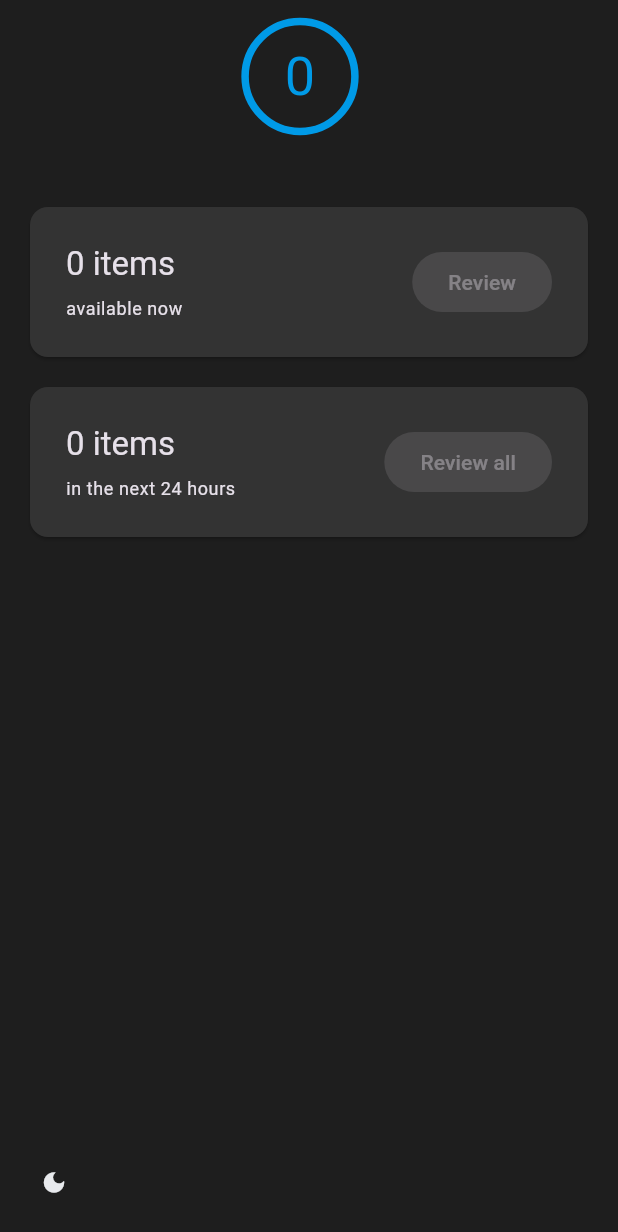
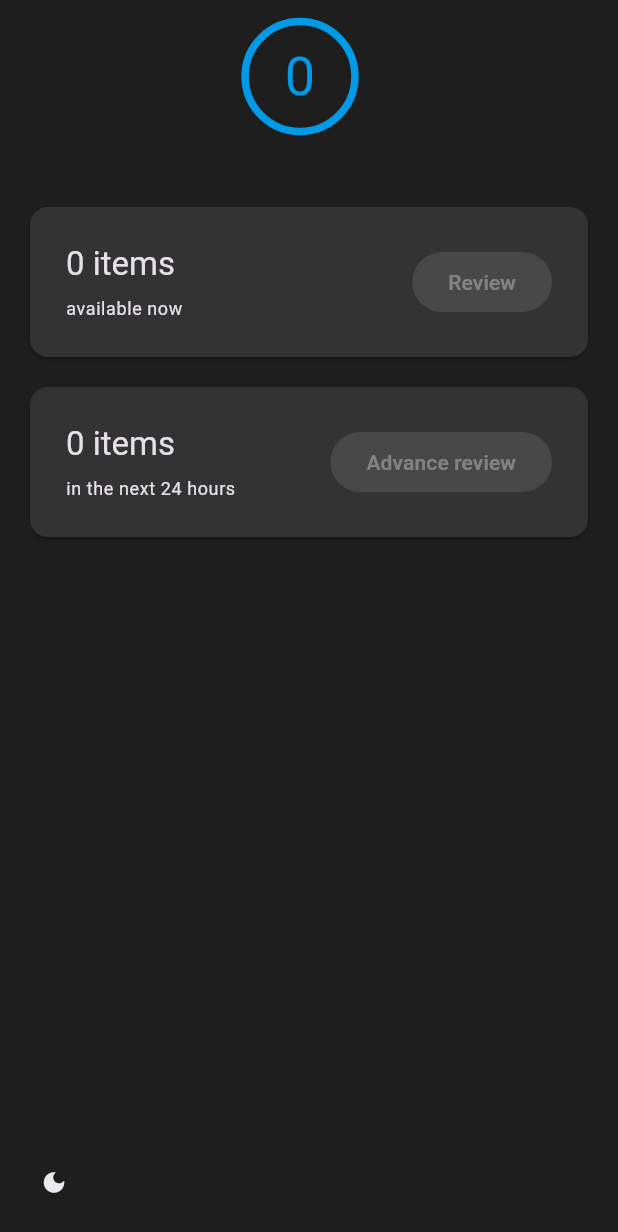
Before and after one commit to xamantra/mockani, a Flutter app: the ReviewScreen screen opened by its route, after a tap on "HOME", on a phone screen of 412 x 824 dp. Shown: the top 1232 px of the screen. Run offline on Flutter 3.47's test engine with Material 2 defaults, Android fonts, the phone set to English and light mode, and no system bars; our stand-ins replace shared_preferences; missing offline and left inert: jovial_svg, kana_kit, string_similarity; accounts and stored records are empty; network calls fail.

Commit message:
refactor route name for review all and change behavior

```diff
--- a/lib/main.dart
+++ b/lib/main.dart
@@ -81,10 +81,10 @@ class MyApp extends StatelessWidget {
             debugShowCheckedModeBanner: false,
             initialRoute: "login",
             routes: {
-              LOGIN_ROUTE: (_) => LoginScreen(),
+              LOGIN_ROUTE: (_) => const LoginScreen(),
               HOME_ROUTE: (_) => const HomeScreen(),
-              REVIEW_ROUTE: (_) => const ReviewScreen(all: false),
-              REVIEW_ALL_ROUTE: (_) => const ReviewScreen(all: true),
+              REVIEW_ROUTE: (_) => const ReviewScreen(advanceReview: false),
+              ADVANCE_REVIEW_ROUTE: (_) => const ReviewScreen(advanceReview: true),
             },
           );
         },
--- a/lib/src/constants/keys.dart
+++ b/lib/src/constants/keys.dart
@@ -6,4 +6,4 @@ const WANIKANI_TOKEN = "WANIKANI_TOKEN";
 const LOGIN_ROUTE = "login";
 const HOME_ROUTE = "home";
 const REVIEW_ROUTE = "review";
-const REVIEW_ALL_ROUTE = "review-all";
+const ADVANCE_REVIEW_ROUTE = "advance-review";
--- a/lib/src/providers/review_provider.dart
+++ b/lib/src/providers/review_provider.dart
@@ -24,7 +24,7 @@ class ReviewProvider {
 
   ReviewProvider(this.repository);
 
-  Future<void> init(bool isAll) async {
+  Future<void> init(bool advanceReview) async {
     if (reviewIds.isNotEmpty) return;
 
     loading = true;
@@ -41,8 +41,8 @@ class ReviewProvider {
       _state.add(this);
     }
 
-    if (isAll) {
-      reviewIds = reviews.expand((r) => r.subject_ids).toSet().toList();
+    if (advanceReview) {
+      reviewIds = reviews.where((x) => !x.isAvailableNow).expand((r) => r.subject_ids).toSet().toList();
     } else {
       reviewIds = reviews.where((x) => x.isAvailableNow).expand((r) => r.subject_ids).toSet().toList();
     }
--- a/lib/src/screens/review.dart
+++ b/lib/src/screens/review.dart
@@ -17,9 +17,9 @@ import 'package:mockani/src/widgets/review_counter.dart';
 import 'package:provider/provider.dart';
 
 class ReviewScreen extends StatefulWidget {
-  const ReviewScreen({super.key, required this.all});
+  const ReviewScreen({super.key, required this.advanceReview});
 
-  final bool all;
+  final bool advanceReview;
 
   @override
   State<ReviewScreen> createState() => _ReviewScreenState();
@@ -51,7 +51,7 @@ class _ReviewScreenState extends State<ReviewScreen> {
   void didChangeDependencies() {
     super.didChangeDependencies();
 
-    reviewProvider.init(widget.all);
+    reviewProvider.init(widget.advanceReview);
 
     theme = getCustomTheme(context);
 
--- a/lib/src/widgets/total_review_widget.dart
+++ b/lib/src/widgets/total_review_widget.dart
@@ -1,6 +1,5 @@
 import 'package:flutter/material.dart';
 import 'package:mockani/src/constants/keys.dart';
-import 'package:mockani/src/utils/theme_extension.dart';
 
 class TotalReviewWidget extends StatelessWidget {
   const TotalReviewWidget({
@@ -12,7 +11,6 @@ class TotalReviewWidget extends StatelessWidget {
 
   @override
   Widget build(BuildContext context) {
-    final theme = getCustomTheme(context);
     return Card(
       child: Padding(
         padding: const EdgeInsets.all(24),
@@ -42,9 +40,9 @@ class TotalReviewWidget extends StatelessWidget {
               onPressed: totalReview == 0
                   ? null
                   : () {
-                      Navigator.pushNamed(context, REVIEW_ALL_ROUTE);
+                      Navigator.pushNamed(context, ADVANCE_REVIEW_ROUTE);
                     },
-              child: const Text("Review all"),
+              child: const Text("Advance review"),
             )
           ],
         ),
```
